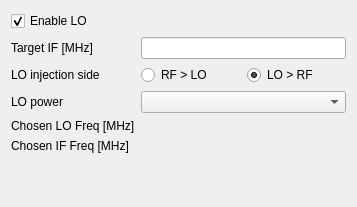
First picture: the form in digital_servo_python_gui/channel_settings.ui, repository jddes/Frequency-comb-DPLL, before the edit.
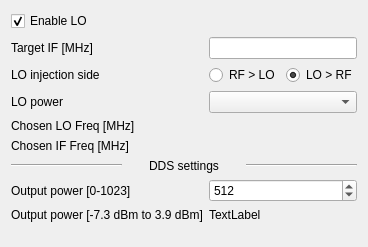
Second picture: the form after the edit.

```diff
--- a/digital_servo_python_gui/channel_settings.ui
+++ b/digital_servo_python_gui/channel_settings.ui
@@ -6,8 +6,8 @@
    <rect>
     <x>0</x>
     <y>0</y>
-    <width>357</width>
-    <height>207</height>
+    <width>334</width>
+    <height>247</height>
    </rect>
   </property>
   <property name="windowTitle">
@@ -103,6 +103,77 @@
      </property>
     </widget>
    </item>
+   <item row="6" column="0" colspan="2">
+    <layout class="QHBoxLayout" name="horizontalLayout_2">
+     <item>
+      <widget class="Line" name="line_2">
+       <property name="orientation">
+        <enum>Qt::Horizontal</enum>
+       </property>
+      </widget>
+     </item>
+     <item>
+      <widget class="QLabel" name="label_7">
+       <property name="sizePolicy">
+        <sizepolicy hsizetype="Minimum" vsizetype="Preferred">
+         <horstretch>0</horstretch>
+         <verstretch>0</verstretch>
+        </sizepolicy>
+       </property>
+       <property name="text">
+        <string>DDS settings</string>
+       </property>
+       <property name="alignment">
+        <set>Qt::AlignCenter</set>
+       </property>
+      </widget>
+     </item>
+     <item>
+      <widget class="Line" name="line">
+       <property name="orientation">
+        <enum>Qt::Horizontal</enum>
+       </property>
+      </widget>
+     </item>
+    </layout>
+   </item>
+   <item row="7" column="0">
+    <widget class="QLabel" name="label">
+     <property name="text">
+      <string>Output power [0-1023]</string>
+     </property>
+    </widget>
+   </item>
+   <item row="7" column="1">
+    <widget class="QSpinBox" name="spinDDSpower">
+     <property name="toolTip">
+      <string>Output power can be tuned by changing this value from 0 to 1023, covering -7.3 dBm to 3.9 dBm, with the nominal value being 512 corresponding to 0 dBm</string>
+     </property>
+     <property name="maximum">
+      <number>1023</number>
+     </property>
+     <property name="singleStep">
+      <number>20</number>
+     </property>
+     <property name="value">
+      <number>512</number>
+     </property>
+    </widget>
+   </item>
+   <item row="8" column="0">
+    <widget class="QLabel" name="label_8">
+     <property name="text">
+      <string>Output power [-7.3 dBm to 3.9 dBm]</string>
+     </property>
+    </widget>
+   </item>
+   <item row="8" column="1">
+    <widget class="QLabel" name="lblDDSpower">
+     <property name="text">
+      <string>TextLabel</string>
+     </property>
+    </widget>
+   </item>
   </layout>
  </widget>
  <resources/>
```
